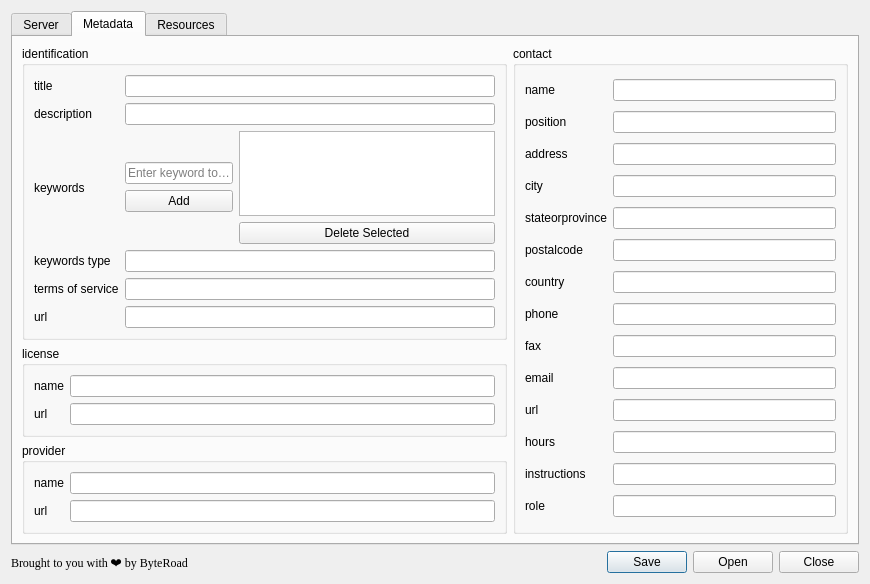
Qt form pygeoapi_config_dialog_base.ui (KatKatKateryna/pygeoapi_config) before a commit.
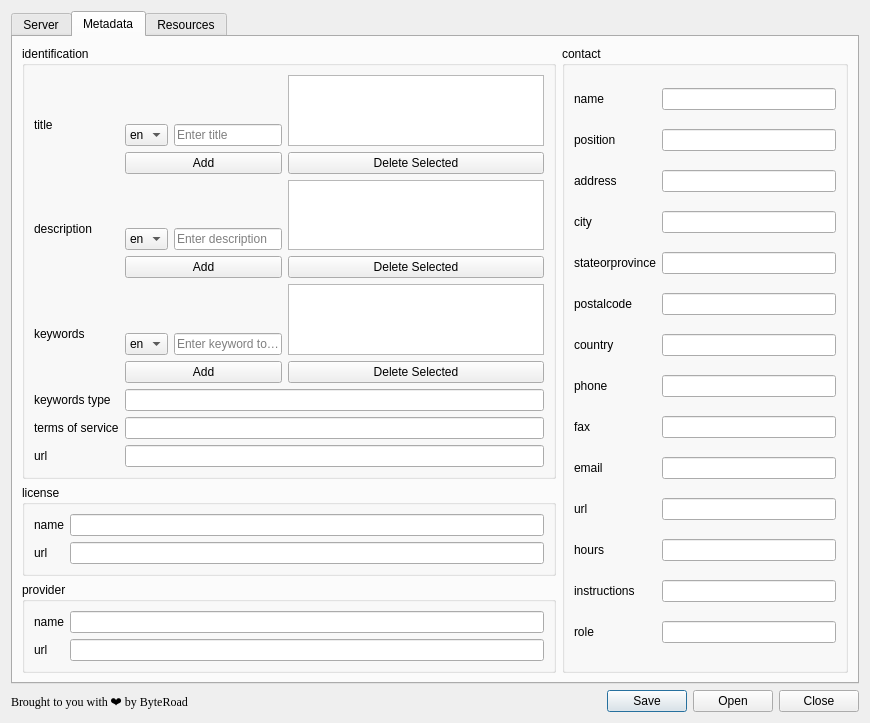
The same form after that commit. The open tabs and pages were chosen to show the change. Icons and pictures are not drawn.

Commit message:
Translations (en, pt) and multilingual metadata entries (#3)
* create locales for EN and PT

* basic en-pt translation

* move data<>UI logic to Config class

* read and write keywords with locales

* better size

* add and delete entries with locales

* limit entries for the same language

* hide unused parameters

* yaml add special characters

* keep track of data that wasn't properly deserialized

Diff of the .ui file:
```diff
--- a/pygeoapi_config_dialog_base.ui
+++ b/pygeoapi_config_dialog_base.ui
@@ -582,8 +582,98 @@
            </widget>
           </item>
           <item row="0" column="1">
-           <widget class="QLineEdit" name="lineEditMetadataIdTitle">
-           </widget>
+           
+            <layout class="QHBoxLayout">
+
+              <item>
+              <layout class="QVBoxLayout">
+                <item>            
+                <spacer name="verticalSpacer">
+                <property name="orientation">
+                  <enum>Qt::Vertical</enum>
+                </property>
+                <property name="sizeHint" stdset="0">
+                  <size>
+                  <width>20</width>
+                  <height>40</height>
+                  </size>
+                </property>
+                </spacer>
+                </item>
+
+                <item>
+                  <layout class="QVBoxLayout">
+                  <item>
+
+                  
+                  <layout class="QHBoxLayout">
+                    <item>
+                    <widget class="QComboBox" name="comboBoxIdTitleLocale">
+                      <item>
+                      <property name="text">
+                        <string>en</string>
+                      </property>
+                      </item>
+                      <item>
+                      <property name="text">
+                        <string>pt</string>
+                      </property>
+                      </item>
+                      <item>
+                      <property name="text">
+                        <string>fr</string>
+                      </property>
+                      </item>
+                    </widget>
+                    </item>
+
+                  <item>
+                    <widget class="QLineEdit" name="addMetadataIdTitleLineEdit">
+                    <property name="placeholderText">
+                      <string>Enter title</string>
+                    </property>
+                    </widget>
+                    
+                  </item>
+                  </layout>
+
+                  </item>
+                  <item>
+                    <widget class="QPushButton" name="addMetadataIdTitleButton">
+                    <property name="text">
+                      <string>Add</string>
+                    </property>
+                    </widget>
+                  </item>
+                  </layout>
+                </item>
+              </layout>
+
+              </item>
+              <item>
+                <layout class="QVBoxLayout">
+                  <item>
+                    <widget class="QListWidget" name="listWidgetMetadataIdTitle">
+                    
+                    <property name="maximumSize">
+                      <size>
+                      <width>1000</width>
+                      <height>80</height>
+                      </size>
+                    </property>
+                    </widget>
+                  </item>
+                  <item>
+                    <widget class="QPushButton" name="deleteMetadataIdTitleButton">
+                    <property name="text">
+                      <string>Delete Selected</string>
+                    </property>
+                    </widget>
+                  </item>
+                </layout>
+                
+              </item>
+            </layout>
           </item>
 
 
@@ -595,8 +685,98 @@
            </widget>
           </item>
           <item row="1" column="1">
-           <widget class="QLineEdit" name="lineEditMetadataIdDescription">
-           </widget>
+           
+            <layout class="QHBoxLayout">
+
+              <item>
+              <layout class="QVBoxLayout">
+                <item>            
+                <spacer name="verticalSpacer">
+                <property name="orientation">
+                  <enum>Qt::Vertical</enum>
+                </property>
+                <property name="sizeHint" stdset="0">
+                  <size>
+                  <width>20</width>
+                  <height>40</height>
+                  </size>
+                </property>
+                </spacer>
+                </item>
+
+                <item>
+                  <layout class="QVBoxLayout">
+                  <item>
+
+                  
+                  <layout class="QHBoxLayout">
+                    <item>
+                    <widget class="QComboBox" name="comboBoxIdDescriptionLocale">
+                      <item>
+                      <property name="text">
+                        <string>en</string>
+                      </property>
+                      </item>
+                      <item>
+                      <property name="text">
+                        <string>pt</string>
+                      </property>
+                      </item>
+                      <item>
+                      <property name="text">
+                        <string>fr</string>
+                      </property>
+                      </item>
+                    </widget>
+                    </item>
+
+                  <item>
+                    <widget class="QLineEdit" name="addMetadataIdDescriptionLineEdit">
+                    <property name="placeholderText">
+                      <string>Enter description</string>
+                    </property>
+                    </widget>
+                    
+                  </item>
+                  </layout>
+
+                  </item>
+                  <item>
+                    <widget class="QPushButton" name="addMetadataIdDescriptionButton">
+                    <property name="text">
+                      <string>Add</string>
+                    </property>
+                    </widget>
+                  </item>
+                  </layout>
+                </item>
+              </layout>
+
+              </item>
+              <item>
+                <layout class="QVBoxLayout">
+                  <item>
+                    <widget class="QListWidget" name="listWidgetMetadataIdDescription">
+                    
+                    <property name="maximumSize">
+                      <size>
+                      <width>1000</width>
+                      <height>80</height>
+                      </size>
+                    </property>
+                    </widget>
+                  </item>
+                  <item>
+                    <widget class="QPushButton" name="deleteMetadataIdDescriptionButton">
+                    <property name="text">
+                      <string>Delete Selected</string>
+                    </property>
+                    </widget>
+                  </item>
+                </layout>
+                
+              </item>
+            </layout>
           </item>
 
           <item row="2" column="0">
@@ -611,15 +791,57 @@
 
               <item>
               <layout class="QVBoxLayout">
+              
+                <item>            
+                <spacer name="verticalSpacer">
+                <property name="orientation">
+                  <enum>Qt::Vertical</enum>
+                </property>
+                <property name="sizeHint" stdset="0">
+                  <size>
+                  <width>20</width>
+                  <height>40</height>
+                  </size>
+                </property>
+                </spacer>
+                </item>
 
                 <item>
                   <layout class="QVBoxLayout">
+                  <item>
+
+                  
+                  <layout class="QHBoxLayout">
+                    <item>
+                    <widget class="QComboBox" name="comboBoxKeywordsLocale">
+                      <item>
+                      <property name="text">
+                        <string>en</string>
+                      </property>
+                      </item>
+                      <item>
+                      <property name="text">
+                        <string>pt</string>
+                      </property>
+                      </item>
+                      <item>
+                      <property name="text">
+                        <string>fr</string>
+                      </property>
+                      </item>
+                    </widget>
+                    </item>
+
                   <item>
                     <widget class="QLineEdit" name="addMetadataKeywordLineEdit">
                     <property name="placeholderText">
                       <string>Enter keyword to add</string>
                     </property>
                     </widget>
+                    
+                  </item>
+                  </layout>
+
                   </item>
                   <item>
                     <widget class="QPushButton" name="addMetadataKeywordButton">
@@ -636,7 +858,15 @@
               <item>
                 <layout class="QVBoxLayout">
                   <item>
-                    <widget class="QListWidget" name="listWidgetMetadataIdKeywords"/>
+                    <widget class="QListWidget" name="listWidgetMetadataIdKeywords">
+                    
+                    <property name="maximumSize">
+                      <size>
+                      <width>1000</width>
+                      <height>80</height>
+                      </size>
+                    </property>
+                    </widget>
                   </item>
                   <item>
                     <widget class="QPushButton" name="deleteMetadataKeywordButton">
```
Left out of the diff: 70 changed lines with no effect on the pictures. The commit also changes 12 other files.
